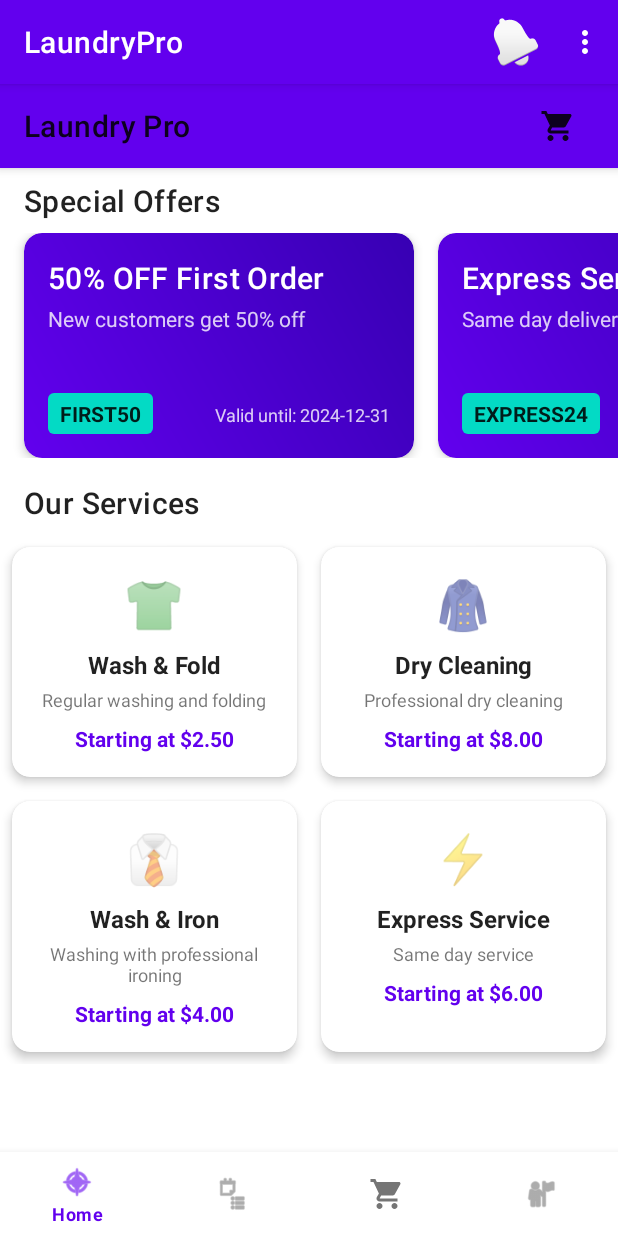
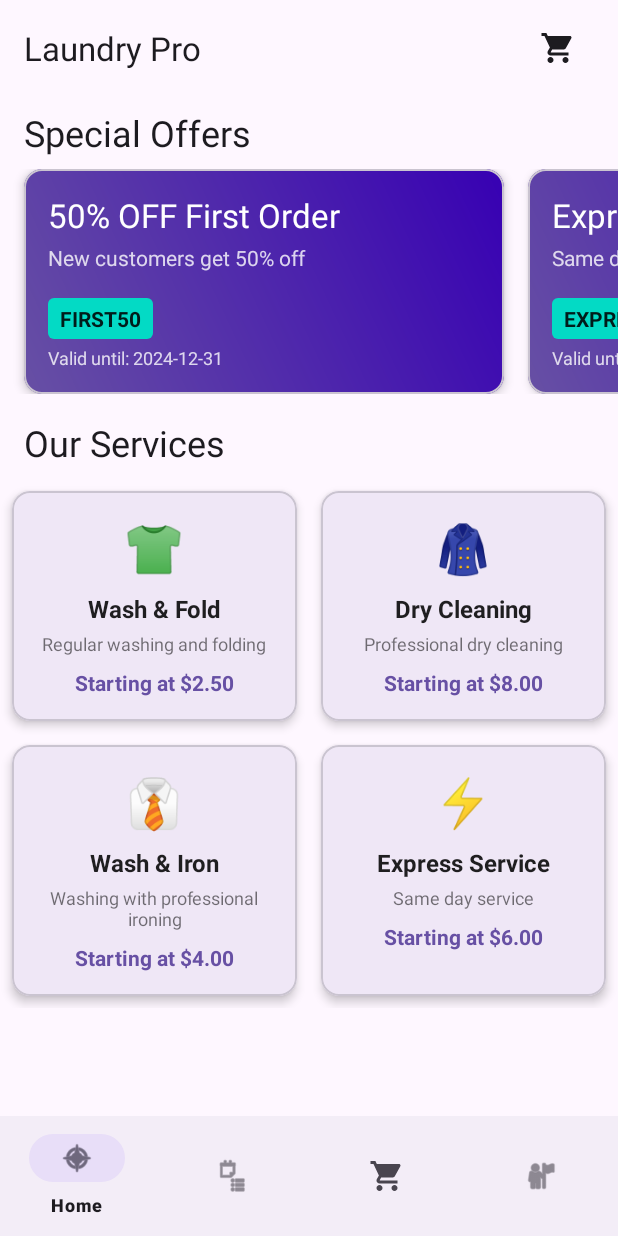
Before and after one commit to adish450/LaundryPro, an Android app: the screen it shows after launch (MainActivity), on a phone screen of 412 x 824 dp. Run offline under Robolectric (Android 15) with nearby library versions, the phone set to English and light mode, and no system bars.

Commit message:
adding materialUI theme to app

```diff
--- a/app/build.gradle.kts
+++ b/app/build.gradle.kts
@@ -61,6 +61,8 @@ dependencies {
 
     implementation(libs.gson)
 
+    implementation(libs.material)
+
     // Testing
     testImplementation(libs.junit)
     androidTestImplementation(libs.androidx.junit)
--- a/app/src/main/res/layout/activity_main.xml
+++ b/app/src/main/res/layout/activity_main.xml
@@ -1,5 +1,5 @@
 <?xml version="1.0" encoding="utf-8"?>
-<androidx.constraintlayout.widget.ConstraintLayout xmlns:android="http://schemas.android.com/apk/res/android"
+<RelativeLayout xmlns:android="http://schemas.android.com/apk/res/android"
     xmlns:app="http://schemas.android.com/apk/res-auto"
     xmlns:tools="http://schemas.android.com/tools"
     android:layout_width="match_parent"
@@ -8,23 +8,16 @@
 
     <FrameLayout
         android:id="@+id/fragment_container"
-        android:layout_width="0dp"
-        android:layout_height="0dp"
-        app:layout_constraintBottom_toTopOf="@+id/bottom_navigation"
-        app:layout_constraintEnd_toEndOf="parent"
-        app:layout_constraintStart_toStartOf="parent"
-        app:layout_constraintTop_toTopOf="parent" />
+        android:layout_width="match_parent"
+        android:layout_height="match_parent"
+        android:layout_above="@+id/bottom_navigation" />
 
     <com.google.android.material.bottomnavigation.BottomNavigationView
         android:id="@+id/bottom_navigation"
-        android:layout_width="0dp"
+        style="@style/Widget.Material3.BottomNavigationView"
+        android:layout_width="match_parent"
         android:layout_height="wrap_content"
-        android:background="@color/white"
-        app:itemIconTint="@color/nav_item_color"
-        app:itemTextColor="@color/nav_item_color"
-        app:layout_constraintBottom_toBottomOf="parent"
-        app:layout_constraintEnd_toEndOf="parent"
-        app:layout_constraintStart_toStartOf="parent"
+        android:layout_alignParentBottom="true"
         app:menu="@menu/bottom_navigation_menu" />
 
-</androidx.constraintlayout.widget.ConstraintLayout>
+</RelativeLayout>
--- a/app/src/main/res/layout/fragment_home.xml
+++ b/app/src/main/res/layout/fragment_home.xml
@@ -9,11 +9,12 @@
     <com.google.android.material.appbar.AppBarLayout
         android:layout_width="match_parent"
         android:layout_height="wrap_content">
-        <androidx.appcompat.widget.Toolbar
+
+        <com.google.android.material.appbar.MaterialToolbar
             android:id="@+id/toolbar"
             android:layout_width="match_parent"
             android:layout_height="?attr/actionBarSize"
-            app:title="Laundry Pro">
+            app:title="Laundry Pro" >
 
             <FrameLayout
                 android:id="@+id/cart_icon_container"
@@ -48,7 +49,7 @@
                     tools:visibility="visible" />
             </FrameLayout>
 
-        </androidx.appcompat.widget.Toolbar>
+        </com.google.android.material.appbar.MaterialToolbar>
     </com.google.android.material.appbar.AppBarLayout>
 
     <androidx.core.widget.NestedScrollView
@@ -67,7 +68,7 @@
                 android:layout_width="wrap_content"
                 android:layout_height="wrap_content"
                 android:text="Special Offers"
-                android:textAppearance="@style/TextAppearance.MaterialComponents.Headline6"
+                android:textAppearance="@style/TextAppearance.Material3.HeadlineSmall"
                 android:layout_marginStart="16dp"
                 android:layout_marginEnd="16dp"
                 android:layout_marginBottom="8dp"/>
@@ -92,7 +93,7 @@
                 android:layout_marginStart="16dp"
                 android:layout_marginEnd="16dp"
                 android:layout_marginBottom="8dp"
-                android:textAppearance="@style/TextAppearance.MaterialComponents.Headline6" />
+                android:textAppearance="@style/TextAppearance.Material3.HeadlineSmall" />
 
             <androidx.recyclerview.widget.RecyclerView
                 android:id="@+id/recycler_services"
--- a/app/src/main/res/layout/item_offer.xml
+++ b/app/src/main/res/layout/item_offer.xml
@@ -1,8 +1,9 @@
 <?xml version="1.0" encoding="utf-8"?>
-<androidx.cardview.widget.CardView xmlns:android="http://schemas.android.com/apk/res/android"
+<com.google.android.material.card.MaterialCardView
+    xmlns:android="http://schemas.android.com/apk/res/android"
     xmlns:app="http://schemas.android.com/apk/res-auto"
     xmlns:tools="http://schemas.android.com/tools"
-    android:layout_width="260dp"
+    android:layout_width="320dp"
     android:layout_height="150dp"
     android:layout_marginStart="8dp"
     android:layout_marginEnd="8dp"
@@ -19,7 +20,7 @@
             android:id="@+id/offer_title"
             android:layout_width="0dp"
             android:layout_height="wrap_content"
-            android:textAppearance="@style/TextAppearance.MaterialComponents.Headline6"
+            android:textAppearance="@style/TextAppearance.Material3.TitleLarge"
             android:textColor="@color/white"
             app:layout_constraintStart_toStartOf="parent"
             app:layout_constraintTop_toTopOf="parent"
@@ -40,9 +41,21 @@
             tools:text="New customers get 50% off their very first laundry order placed through the app." />
 
         <TextView
+            android:id="@+id/text_offer_valid_until"
+            android:layout_width="wrap_content"
+            android:layout_height="wrap_content"
+            android:alpha="0.8"
+            android:textColor="@color/white"
+            android:textSize="12sp"
+            app:layout_constraintBottom_toBottomOf="parent"
+            app:layout_constraintStart_toStartOf="parent"
+            tools:text="Valid until: 2024-12-31" />
+
+        <TextView
             android:id="@+id/offer_code"
             android:layout_width="wrap_content"
             android:layout_height="wrap_content"
+            android:layout_marginBottom="4dp"
             android:background="@drawable/bg_discount_badge"
             android:paddingStart="8dp"
             android:paddingTop="4dp"
@@ -50,20 +63,9 @@
             android:paddingBottom="4dp"
             android:textColor="@color/text_primary"
             android:textStyle="bold"
-            app:layout_constraintBottom_toBottomOf="parent"
+            app:layout_constraintBottom_toTopOf="@id/text_offer_valid_until"
             app:layout_constraintStart_toStartOf="parent"
             tools:text="FIRST50" />
 
-        <TextView
-            android:id="@+id/text_offer_valid_until"
-            android:layout_width="wrap_content"
-            android:layout_height="wrap_content"
-            android:textColor="@color/white"
-            android:textSize="12sp"
-            android:alpha="0.8"
-            app:layout_constraintBaseline_toBaselineOf="@id/offer_code"
-            app:layout_constraintEnd_toEndOf="parent"
-            tools:text="Valid until: 2024-12-31" />
-
     </androidx.constraintlayout.widget.ConstraintLayout>
-</androidx.cardview.widget.CardView>
+</com.google.android.material.card.MaterialCardView>
--- /dev/null
+++ b/app/src/main/res/values-night/colors.xml
@@ -0,0 +1,17 @@
+<?xml version="1.0" encoding="utf-8"?>
+<resources>
+    <!-- Dark Theme Color Palette -->
+    <color name="primary_color">#D0BCFF</color>
+    <color name="secondary_color">#CCC2DC</color>
+    <color name="tertiary_color">#EFB8C8</color>
+    <color name="error_color">#F2B8B5</color>
+    <color name="background_light">#1C1B1F</color>
+
+    <color name="purple_500">#BB86FC</color>
+    <color name="purple_700">#985EFF</color>
+    <color name="teal_200">#03DAC5</color>
+    <color name="teal_700">#018786</color>
+    <color name="black">#FF000000</color>
+    <color name="white">#FFFFFFFF</color>
+    <color name="text_primary">#E6FFFFFF</color> <!-- Lighter text for dark backgrounds -->
+</resources>
--- a/app/src/main/res/values-night/themes.xml
+++ b/app/src/main/res/values-night/themes.xml
@@ -1,7 +1,14 @@
 <resources xmlns:tools="http://schemas.android.com/tools">
     <!-- Base application theme. -->
-    <style name="Base.Theme.LaundryPro" parent="Theme.Material3.DayNight.NoActionBar">
-        <!-- Customize your dark theme here. -->
-        <!-- <item name="colorPrimary">@color/my_dark_primary</item> -->
+    <style name="Theme.LaundryPro" parent="Theme.Material3.DayNight.NoActionBar">
+        <!--
+        You can customize your theme here by overriding Material attributes.
+        For example, to set a static primary color instead of a dynamic one:
+        <item name="colorPrimary">@color/primary_color</item>
+        -->
+    </style>
+    <style name="Theme.LaundryPro.NoActionBar">
+        <item name="windowActionBar">false</item>
+        <item name="windowNoTitle">true</item>
     </style>
 </resources>
--- a/app/src/main/res/values/colors.xml
+++ b/app/src/main/res/values/colors.xml
@@ -1,6 +1,11 @@
 <resources>
-    <!-- Base App Theme Colors -->
-    <color name="purple_200">#FFBB86FC</color>
+    <color name="primary_color">#6750A4</color>
+    <color name="secondary_color">#625B71</color>
+    <color name="tertiary_color">#7D5260</color>
+    <color name="error_color">#B3261E</color>
+    <color name="background_light">#FFFBFE</color>
+
+    <!-- Legacy Colors (can be removed if not used elsewhere) -->
     <color name="purple_500">#FF6200EE</color>
     <color name="purple_700">#FF3700B3</color>
     <color name="teal_200">#FF03DAC5</color>
@@ -8,13 +13,10 @@
     <color name="black">#FF000000</color>
     <color name="white">#FFFFFFFF</color>
 
-    <!-- Colors Required by Your Layouts -->
-    <color name="primary_color">#FF6200EE</color> <!-- Using your theme's purple -->
-    <color name="text_primary">#DE000000</color>   <!-- 87% Black for primary text -->
-    <color name="text_secondary">#8A000000</color> <!-- 54% Black for secondary text -->
-    <color name="success_color">#4CAF50</color>      <!-- Green for success states -->
-    <color name="success_color_light">#C8E6C9</color> <!-- A light green for backgrounds -->
-    <color name="background_light">#F5F5F5</color>  <!-- A light gray for card backgrounds -->
-    <color name="divider_color">#1F000000</color>   <!-- 12% Black for dividers -->
-    <color name="error_color">#B00020</color>       <!-- A standard red for errors -->
+    <!-- Added colors to fix linking errors -->
+    <color name="text_primary">#DE000000</color>
+    <color name="text_secondary">#8A000000</color>
+    <color name="success_color">#4CAF50</color>
+    <color name="success_color_light">#C8E6C9</color>
+    <color name="divider_color">#1F000000</color>
 </resources>
--- a/app/src/main/res/values/themes.xml
+++ b/app/src/main/res/values/themes.xml
@@ -1,12 +1,11 @@
 <resources xmlns:tools="http://schemas.android.com/tools">
-    <style name="Theme.LaundryPro" parent="Theme.MaterialComponents.DayNight.DarkActionBar">
-        <item name="colorPrimary">@color/purple_500</item>
-        <item name="colorPrimaryVariant">@color/purple_700</item>
-        <item name="colorOnPrimary">@color/white</item>
-        <item name="colorSecondary">@color/teal_200</item>
-        <item name="colorSecondaryVariant">@color/teal_700</item>
-        <item name="colorOnSecondary">@color/black</item>
-        <item name="android:statusBarColor">?attr/colorPrimaryVariant</item>
+    <!-- Base application theme. -->
+    <style name="Theme.LaundryPro" parent="Theme.Material3.DayNight.NoActionBar">
+        <!--
+        You can customize your theme here by overriding Material attributes.
+        For example, to set a static primary color instead of a dynamic one:
+        <item name="colorPrimary">@color/primary_color</item>
+        -->
     </style>
     <style name="Theme.LaundryPro.NoActionBar">
         <item name="windowActionBar">false</item>
```
Also changed, not shown: app/src/main/res/layout/fragment_login.xml (+29 -20 lines), app/src/main/res/layout/fragment_register.xml (+51 -25 lines).
